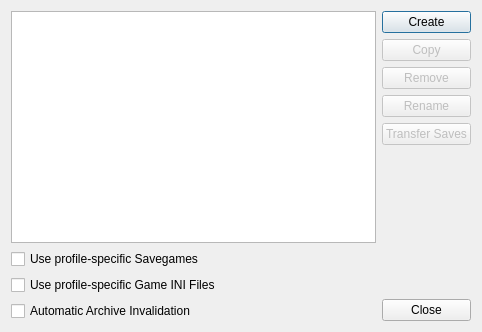
Holt59/mo2-merge, file modorganizer/src/profilesdialog.ui: the form before one commit.
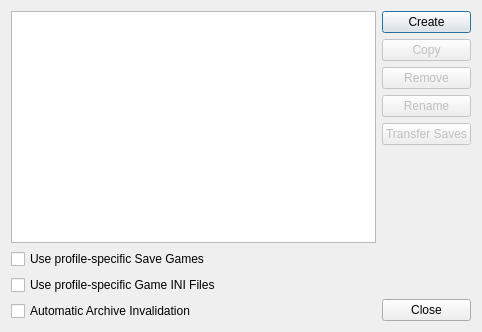
The form after the commit.

Commit message: [modorganizer] Make language about profile-specific settings and save games consistent

```diff
--- a/modorganizer/src/profilesdialog.ui
+++ b/modorganizer/src/profilesdialog.ui
@@ -41,7 +41,7 @@
         <string>If checked, savegames are local to this profile and will not appear when starting with a different profile.</string>
        </property>
        <property name="text">
-        <string>Use profile-specific Savegames</string>
+        <string>Use profile-specific Save Games</string>
        </property>
       </widget>
      </item>
```
Left out of the diff: 4 changed lines with no effect on the pictures. The commit also changes 4 other files.
